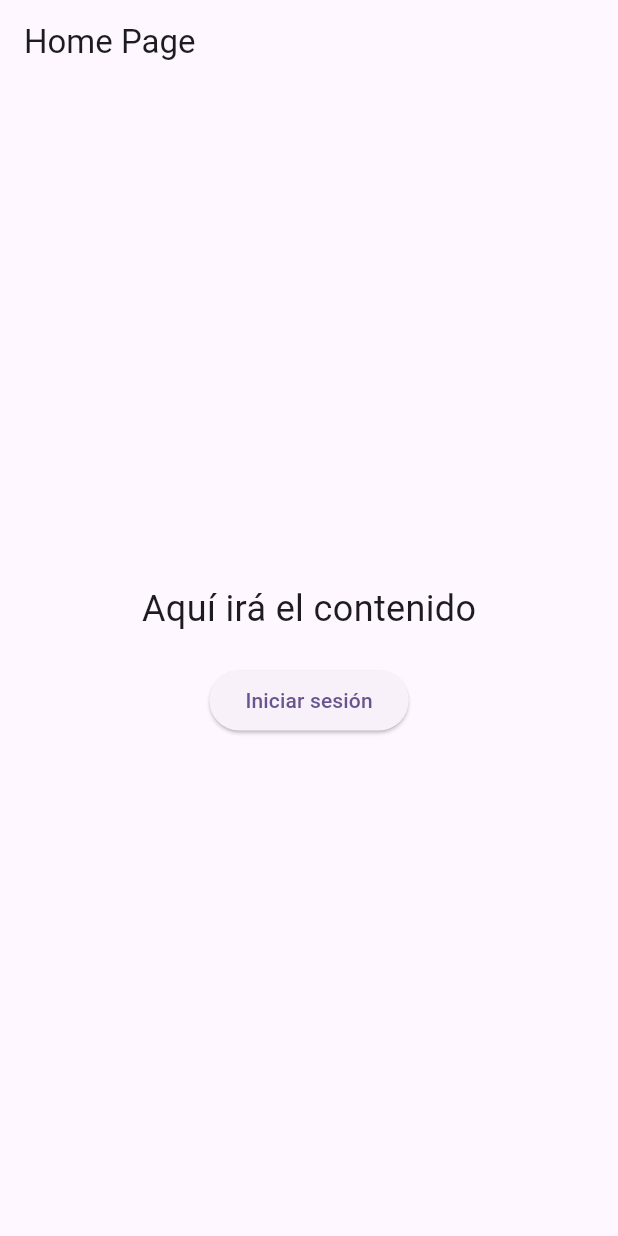
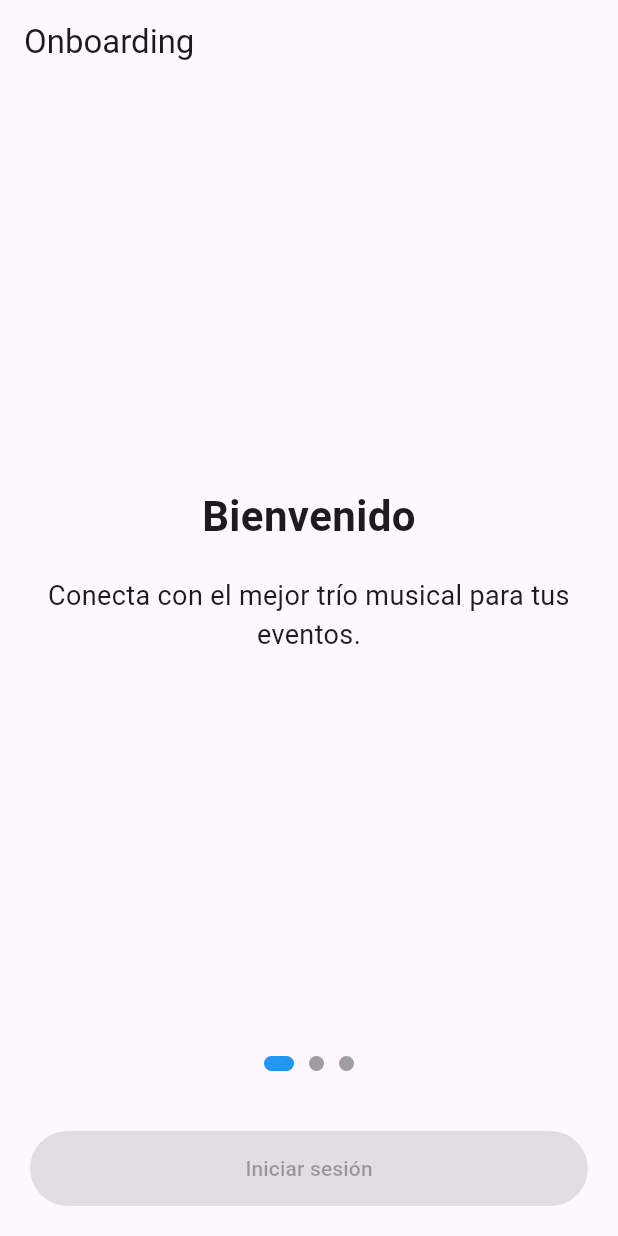
Before and after one commit to cedrovich/Trio_App, a Flutter app: the screen it shows after launch, on a phone screen of 412 x 824 dp. Run offline on Flutter 3.47's test engine with Material 3 defaults, Android fonts, the phone set to English and light mode, and no system bars; our stand-ins replace supabase_flutter; accounts and stored records are empty.

Commit message:
Onboarding + pagina de reservas

```diff
--- a/lib/pages/home_page.dart
+++ b/lib/pages/home_page.dart
@@ -1,37 +1,119 @@
 import 'package:flutter/material.dart';
 import 'auth/login_page.dart'; // Importa LoginPage
 
-class HomePage extends StatelessWidget {
+class HomePage extends StatefulWidget {
   const HomePage({super.key});
+
+  @override
+  _HomePageState createState() => _HomePageState();
+}
+
+class _HomePageState extends State<HomePage> {
+  final PageController _pageController = PageController();
+  int _currentPage = 0;
+
+  final List<Map<String, String>> _onboardingData = [
+    {
+      'title': 'Bienvenido',
+      'description': 'Conecta con el mejor trío musical para tus eventos.',
+    },
+    {
+      'title': 'Contratación Fácil',
+      'description': 'Agenda tus eventos desde la comodidad de tu hogar.',
+    },
+    {
+      'title': 'Confiabilidad Garantizada',
+      'description': 'Ofrecemos calidad y profesionalismo en cada presentación.',
+    },
+  ];
 
   @override
   Widget build(BuildContext context) {
     return Scaffold(
       appBar: AppBar(
-        title: const Text('Home Page'),
+        title: const Text('Onboarding'),
       ),
-      body: Center(
+      body: Column(
+        children: [
+          Expanded(
+            child: PageView.builder(
+              controller: _pageController,
+              onPageChanged: (index) {
+                setState(() {
+                  _currentPage = index;
+                });
+              },
+              itemCount: _onboardingData.length,
+              itemBuilder: (context, index) {
+                return Padding(
+                  padding: const EdgeInsets.all(20.0),
                   child: Column(
                     mainAxisAlignment: MainAxisAlignment.center,
-          children: <Widget>[
-            const Text(
-              'Aquí irá el contenido',
-              style: TextStyle(fontSize: 24),
+                    children: [
+                      Text(
+                        _onboardingData[index]['title']!,
+                        style: const TextStyle(
+                          fontSize: 28,
+                          fontWeight: FontWeight.bold,
+                        ),
+                        textAlign: TextAlign.center,
                       ),
                       const SizedBox(height: 20),
-            ElevatedButton(
-              onPressed: () {
-                // Navega a la LoginPage
+                      Text(
+                        _onboardingData[index]['description']!,
+                        style: const TextStyle(
+                          fontSize: 18,
+                        ),
+                        textAlign: TextAlign.center,
+                      ),
+                    ],
+                  ),
+                );
+              },
+            ),
+          ),
+          Row(
+            mainAxisAlignment: MainAxisAlignment.center,
+            children: List.generate(
+              _onboardingData.length,
+              (index) => AnimatedContainer(
+                duration: const Duration(milliseconds: 300),
+                margin: const EdgeInsets.symmetric(horizontal: 5),
+                height: 10,
+                width: _currentPage == index ? 20 : 10,
+                decoration: BoxDecoration(
+                  color: _currentPage == index ? Colors.blue : Colors.grey,
+                  borderRadius: BorderRadius.circular(5),
+                ),
+              ),
+            ),
+          ),
+          const SizedBox(height: 20),
+          Padding(
+            padding: const EdgeInsets.all(20.0),
+            child: ElevatedButton(
+              onPressed: _currentPage == _onboardingData.length - 1
+                  ? () {
                       Navigator.push(
                         context,
                         MaterialPageRoute(builder: (context) => const LoginPage()),
                       );
-              },
+                    }
+                  : null,
+              style: ElevatedButton.styleFrom(
+                minimumSize: const Size(double.infinity, 50),
+              ),
               child: const Text('Iniciar sesión'),
+            ),
           ),
         ],
       ),
-      ),
     );
   }
+
+  @override
+  void dispose() {
+    _pageController.dispose();
+    super.dispose();
   }
+}
```
Also changed, not shown: lib/pages/auth/login_page.dart (+27 -40 lines), lib/pages/reservas_page.dart (added, +24 -0 lines). Lines whose indentation alone changed are shown as unchanged.
